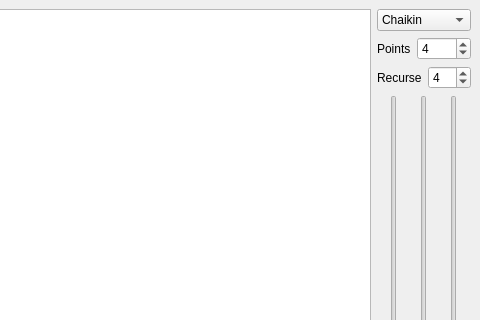
faalbers/CurvePlot, file MainWindow.ui: the form before one commit; both pictures show x 470 to 950 and y 0 to 320 of the 950 by 731 pixel window.
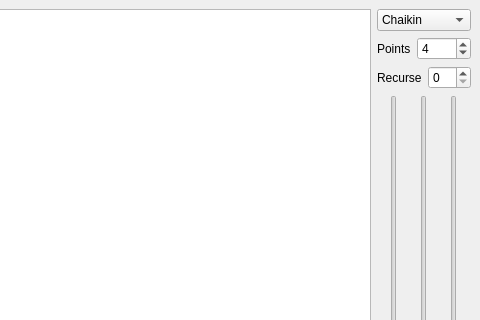
The form after the commit.

The edit to the form file:
```diff
--- a/MainWindow.ui
+++ b/MainWindow.ui
@@ -77,7 +77,7 @@
         <item>
          <widget class="QSpinBox" name="recurse">
           <property name="value">
-           <number>4</number>
+           <number>0</number>
           </property>
          </widget>
         </item>
```
